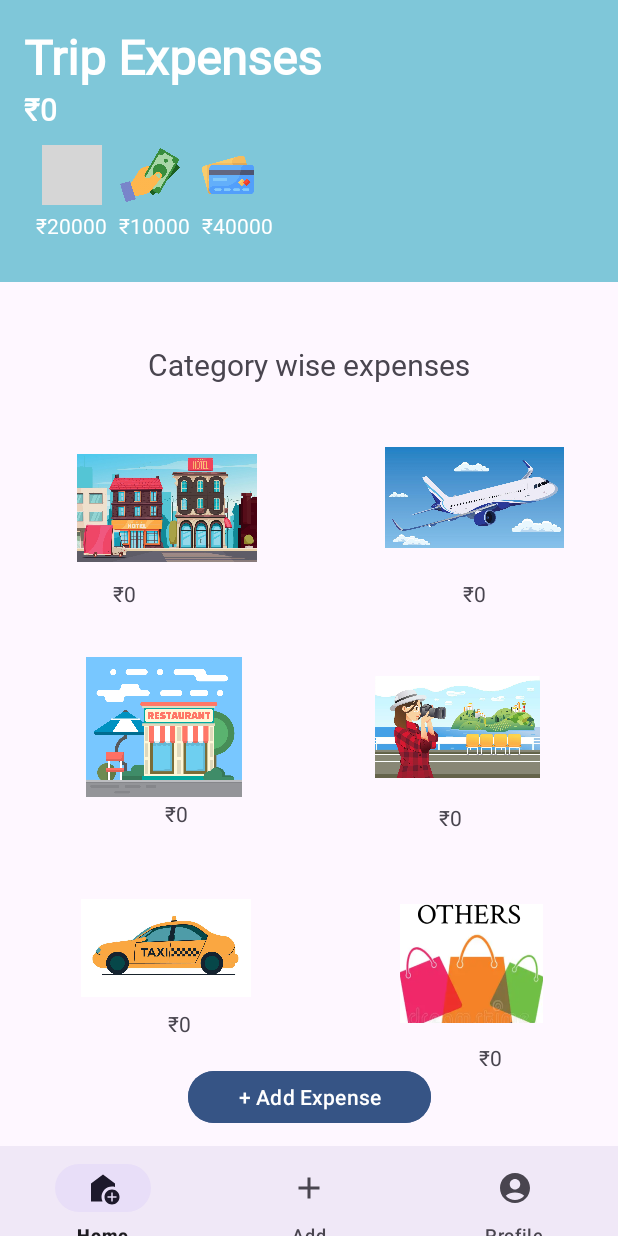
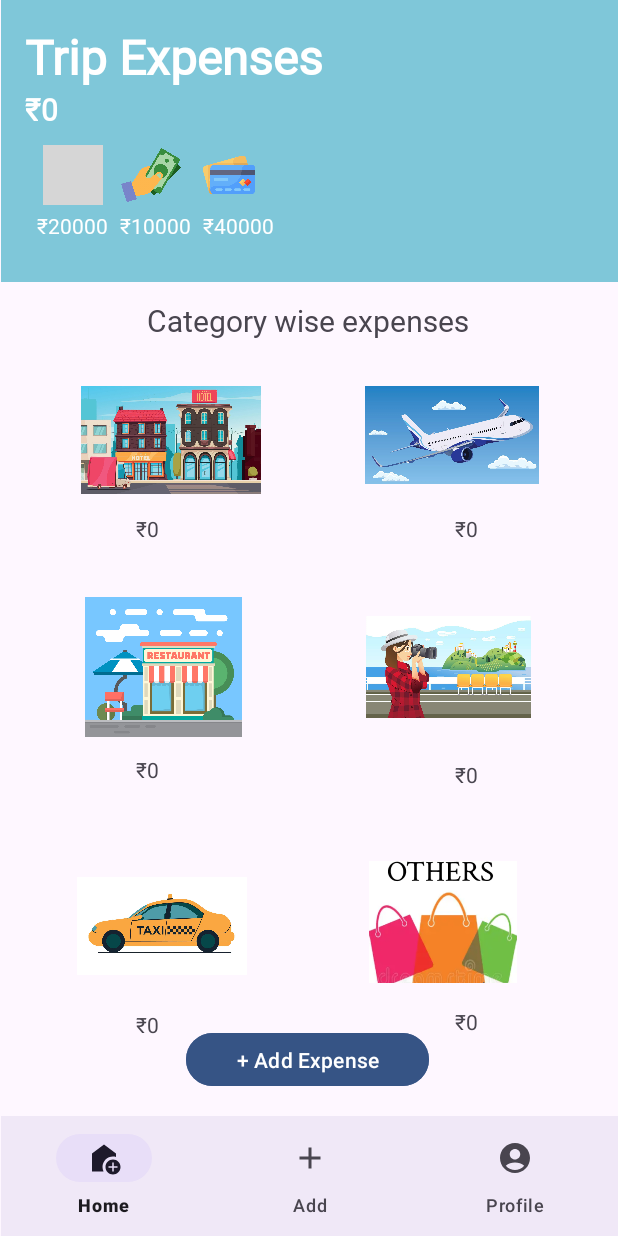
Before and after one commit to sanjanas01/Holidaze, an Android app: the screen it shows after launch (TripExpensesActivity), on a phone screen of 412 x 824 dp. Run offline under Robolectric (Android 15) with nearby library versions, the phone set to English and light mode, and no system bars; our stand-ins replace Firebase (no records; nobody signed in at launch, a user with empty details on screens opened directly); grey boxes are pictures that could not be loaded.

Commit message:
Trip Expense Page - constraints modified

```diff
--- a/app/src/main/res/layout/activity_trip_expenses.xml
+++ b/app/src/main/res/layout/activity_trip_expenses.xml
@@ -8,7 +8,7 @@
 
     <LinearLayout
         android:id="@+id/headerLayout"
-        android:layout_width="0dp"
+        android:layout_width="411dp"
         android:layout_height="188dp"
         android:background="@color/blue2"
         android:orientation="vertical"
@@ -107,177 +107,172 @@
         android:id="@+id/textView"
         android:layout_width="wrap_content"
         android:layout_height="wrap_content"
-        android:layout_marginTop="41dp"
+        android:layout_marginTop="12dp"
         android:fontFamily="@font/jua_regular"
         android:text="Category wise expenses"
         android:textSize="20dp"
         app:layout_constraintEnd_toEndOf="parent"
+        app:layout_constraintHorizontal_bias="0.497"
         app:layout_constraintStart_toStartOf="parent"
         app:layout_constraintTop_toBottomOf="@+id/headerLayout" />
 
     <ImageView
         android:id="@+id/imageView5"
-        android:layout_width="0dp"
-        android:layout_height="85dp"
-        android:layout_marginStart="51dp"
-        android:layout_marginTop="42dp"
-        android:layout_marginEnd="85dp"
-        android:layout_marginBottom="27dp"
-        app:layout_constraintBottom_toBottomOf="@+id/tvHotelAmount"
-        app:layout_constraintEnd_toStartOf="@+id/imageView6"
+        android:layout_width="120dp"
+        android:layout_height="84dp"
+        android:layout_marginTop="24dp"
+        app:layout_constraintEnd_toEndOf="parent"
+        app:layout_constraintHorizontal_bias="0.185"
         app:layout_constraintStart_toStartOf="parent"
         app:layout_constraintTop_toBottomOf="@+id/textView"
         app:srcCompat="@drawable/hotel" />
 
     <ImageView
         android:id="@+id/imageView6"
-        android:layout_width="0dp"
-        android:layout_height="71dp"
-        android:layout_marginTop="42dp"
-        android:layout_marginEnd="36dp"
-        android:layout_marginBottom="41dp"
-        app:layout_constraintBottom_toBottomOf="@+id/tvFlightAmount"
+        android:layout_width="116dp"
+        android:layout_height="77dp"
+        android:layout_marginTop="24dp"
         app:layout_constraintEnd_toEndOf="parent"
-        app:layout_constraintStart_toEndOf="@+id/imageView5"
+        app:layout_constraintHorizontal_bias="0.823"
+        app:layout_constraintStart_toStartOf="parent"
         app:layout_constraintTop_toBottomOf="@+id/textView"
         app:srcCompat="@drawable/flight" />
 
     <ImageView
         android:id="@+id/imageView7"
-        android:layout_width="0dp"
-        android:layout_height="0dp"
-        android:layout_marginStart="54dp"
-        android:layout_marginEnd="85dp"
-        app:layout_constraintBottom_toBottomOf="@+id/imageView9"
-        app:layout_constraintEnd_toStartOf="@+id/imageView9"
+        android:layout_width="110dp"
+        android:layout_height="93dp"
+        android:layout_marginTop="36dp"
+        app:layout_constraintEnd_toEndOf="parent"
+        app:layout_constraintHorizontal_bias="0.179"
         app:layout_constraintStart_toStartOf="parent"
-        app:layout_constraintTop_toTopOf="@+id/imageView9"
+        app:layout_constraintTop_toBottomOf="@+id/tvHotelAmount"
         app:srcCompat="@drawable/restaurant" />
 
     <ImageView
         android:id="@+id/imageView9"
-        android:layout_width="0dp"
+        android:layout_width="110dp"
         android:layout_height="93dp"
-        android:layout_marginTop="88dp"
-        android:layout_marginEnd="52dp"
-        android:layout_marginBottom="89dp"
-        app:layout_constraintBottom_toTopOf="@+id/imageView10"
+        android:layout_marginTop="36dp"
         app:layout_constraintEnd_toEndOf="parent"
-        app:layout_constraintStart_toEndOf="@+id/imageView7"
-        app:layout_constraintTop_toBottomOf="@+id/imageView5"
+        app:layout_constraintHorizontal_bias="0.807"
+        app:layout_constraintStart_toStartOf="parent"
+        app:layout_constraintTop_toBottomOf="@+id/tvFlightAmount"
         app:srcCompat="@drawable/siteseeing" />
 
     <ImageView
         android:id="@+id/imageView10"
         android:layout_width="113dp"
         android:layout_height="85dp"
-        android:layout_marginStart="54dp"
-        android:layout_marginTop="47dp"
-        android:layout_marginEnd="99dp"
-        android:layout_marginBottom="45dp"
-        app:layout_constraintBottom_toTopOf="@+id/button"
-        app:layout_constraintEnd_toStartOf="@+id/imageView11"
+        android:layout_marginTop="52dp"
+        app:layout_constraintEnd_toEndOf="parent"
+        app:layout_constraintHorizontal_bias="0.171"
         app:layout_constraintStart_toStartOf="parent"
-        app:layout_constraintTop_toBottomOf="@+id/tvRestaurantAmount"
+        app:layout_constraintTop_toBottomOf="@+id/tvSightSeeingAmount"
         app:srcCompat="@drawable/taxi" />
 
     <ImageView
         android:id="@+id/imageView11"
-        android:layout_width="0dp"
-        android:layout_height="95dp"
-        android:layout_marginTop="85dp"
-        android:layout_marginEnd="50dp"
-        android:layout_marginBottom="85dp"
-        app:layout_constraintBottom_toBottomOf="@+id/button"
+        android:layout_width="104dp"
+        android:layout_height="81dp"
+        android:layout_marginTop="48dp"
         app:layout_constraintEnd_toEndOf="parent"
-        app:layout_constraintStart_toEndOf="@+id/imageView10"
-        app:layout_constraintTop_toBottomOf="@+id/imageView9"
+        app:layout_constraintHorizontal_bias="0.791"
+        app:layout_constraintStart_toStartOf="parent"
+        app:layout_constraintTop_toBottomOf="@+id/tvRestaurantAmount"
         app:srcCompat="@drawable/other" />
 
     <TextView
         android:id="@+id/tvHotelAmount"
         android:layout_width="wrap_content"
         android:layout_height="wrap_content"
-        android:layout_marginStart="24dp"
-        android:layout_marginTop="386dp"
+        android:layout_marginTop="7dp"
         android:text="TextView"
-        app:layout_constraintStart_toStartOf="@+id/imageView5"
-        app:layout_constraintTop_toTopOf="parent" />
+        app:layout_constraintEnd_toEndOf="parent"
+        app:layout_constraintHorizontal_bias="0.229"
+        app:layout_constraintStart_toStartOf="parent"
+        app:layout_constraintTop_toBottomOf="@+id/imageView5" />
 
     <TextView
         android:id="@+id/tvFlightAmount"
         android:layout_width="wrap_content"
         android:layout_height="wrap_content"
-        android:layout_marginEnd="52dp"
+        android:layout_marginTop="14dp"
         android:text="TextView"
-        app:layout_constraintBottom_toBottomOf="@+id/tvHotelAmount"
-        app:layout_constraintEnd_toEndOf="@+id/imageView6"
-        app:layout_constraintTop_toTopOf="@+id/tvHotelAmount"
-        app:layout_constraintVertical_bias="0.0" />
+        app:layout_constraintEnd_toEndOf="parent"
+        app:layout_constraintHorizontal_bias="0.764"
+        app:layout_constraintStart_toStartOf="parent"
+        app:layout_constraintTop_toBottomOf="@+id/imageView6" />
 
     <TextView
         android:id="@+id/tvTaxiAmount"
         android:layout_width="wrap_content"
         android:layout_height="wrap_content"
-        android:layout_marginEnd="40dp"
-        android:layout_marginBottom="132dp"
+        android:layout_marginTop="13dp"
         android:text="TextView"
-        app:layout_constraintBottom_toBottomOf="parent"
-        app:layout_constraintEnd_toEndOf="@+id/imageView10" />
+        app:layout_constraintBottom_toTopOf="@+id/button"
+        app:layout_constraintEnd_toEndOf="parent"
+        app:layout_constraintHorizontal_bias="0.229"
+        app:layout_constraintStart_toStartOf="parent"
+        app:layout_constraintTop_toBottomOf="@+id/imageView10"
+        app:layout_constraintVertical_bias="0.0" />
 
     <TextView
         android:id="@+id/tvOtherAmount"
         android:layout_width="wrap_content"
         android:layout_height="wrap_content"
-        android:layout_marginTop="5dp"
-        android:layout_marginEnd="27dp"
+        android:layout_marginTop="16dp"
         android:text="TextView"
-        app:layout_constraintEnd_toEndOf="@+id/imageView11"
-        app:layout_constraintTop_toBottomOf="@+id/imageView11" />
+        app:layout_constraintBottom_toTopOf="@+id/button"
+        app:layout_constraintEnd_toEndOf="parent"
+        app:layout_constraintHorizontal_bias="0.764"
+        app:layout_constraintStart_toStartOf="parent"
+        app:layout_constraintTop_toBottomOf="@+id/imageView11"
+        app:layout_constraintVertical_bias="0.0" />
 
     <TextView
         android:id="@+id/tvRestaurantAmount"
         android:layout_width="wrap_content"
         android:layout_height="wrap_content"
-        android:layout_marginStart="56dp"
-        android:layout_marginBottom="272dp"
+        android:layout_marginTop="15dp"
         android:text="TextView"
-        app:layout_constraintBottom_toBottomOf="parent"
-        app:layout_constraintStart_toStartOf="@+id/imageView7" />
+        app:layout_constraintEnd_toEndOf="parent"
+        app:layout_constraintHorizontal_bias="0.764"
+        app:layout_constraintStart_toStartOf="parent"
+        app:layout_constraintTop_toBottomOf="@+id/imageView9" />
 
     <TextView
         android:id="@+id/tvSightSeeingAmount"
         android:layout_width="wrap_content"
         android:layout_height="wrap_content"
-        android:layout_marginTop="4dp"
-        android:layout_marginEnd="52dp"
+        android:layout_marginTop="12dp"
         android:text="TextView"
-        app:layout_constraintEnd_toEndOf="@+id/imageView9"
-        app:layout_constraintTop_toBottomOf="@+id/imageView9" />
+        app:layout_constraintEnd_toEndOf="parent"
+        app:layout_constraintHorizontal_bias="0.229"
+        app:layout_constraintStart_toStartOf="parent"
+        app:layout_constraintTop_toBottomOf="@+id/imageView7" />
 
     <Button
         android:id="@+id/button"
         android:layout_width="162dp"
-        android:layout_height="0dp"
-        android:layout_marginTop="18dp"
-        android:layout_marginBottom="11dp"
+        android:layout_height="43dp"
+        android:layout_marginBottom="16dp"
+        android:backgroundTint="@color/blue3"
         android:text="+ Add Expense"
         android:textColor="@color/white"
-        android:backgroundTint="@color/blue3"
         app:layout_constraintBottom_toTopOf="@+id/bottomNavigationView"
         app:layout_constraintEnd_toEndOf="parent"
-        app:layout_constraintStart_toStartOf="parent"
-        app:layout_constraintTop_toBottomOf="@+id/tvTaxiAmount" />
+        app:layout_constraintHorizontal_bias="0.497"
+        app:layout_constraintStart_toStartOf="parent" />
 
     <com.google.android.material.bottomnavigation.BottomNavigationView
         android:id="@+id/bottomNavigationView"
-        android:layout_width="0dp"
+        android:layout_width="411dp"
         android:layout_height="wrap_content"
-        android:layout_marginTop="72dp"
         android:background="?android:attr/windowBackground"
+        app:layout_constraintBottom_toBottomOf="parent"
         app:layout_constraintEnd_toEndOf="parent"
         app:layout_constraintStart_toStartOf="parent"
-        app:layout_constraintTop_toBottomOf="@+id/tvTaxiAmount"
         app:menu="@menu/bottom_nav_menu" />
 
 
```
